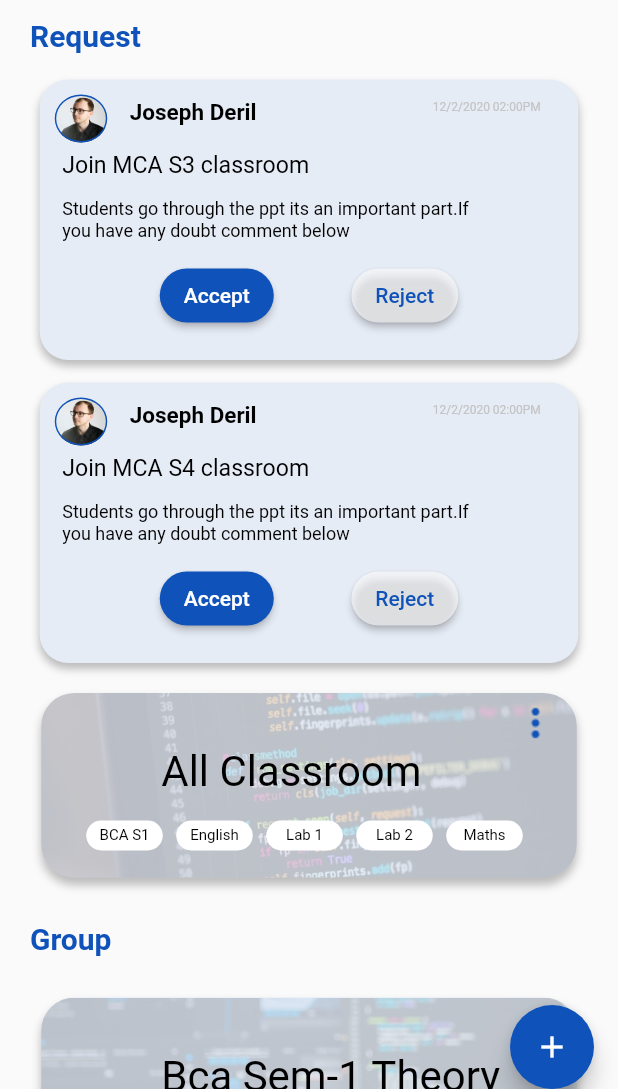
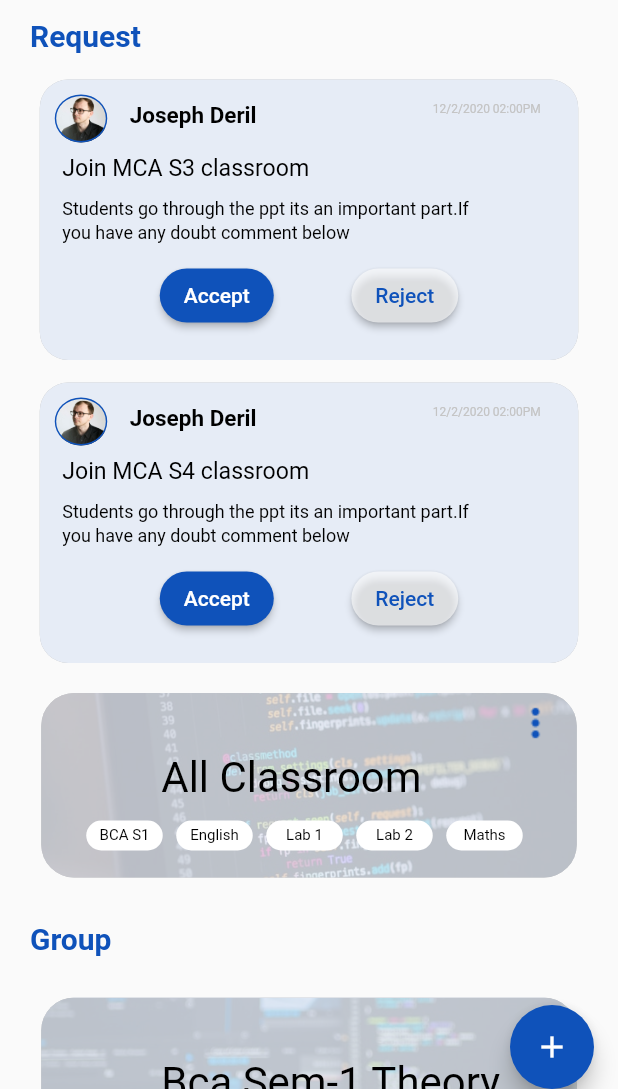
Before and after one commit to HithaHarikumar/Flutter-UI, a Flutter app: the screen it shows after launch, on a phone screen of 412 x 824 dp, the part 147-1236 px from its top. Run offline on Flutter 3.47's test engine with Material 2 defaults, Android fonts, the phone set to English and light mode, and no system bars; Roboto replaces fonts that are missing (Maven Pro).

Commit message:
fixed issues

```diff
--- a/lib/CustomBoxcontainer.dart
+++ b/lib/CustomBoxcontainer.dart
@@ -21,9 +21,7 @@ class CustomBoxcontainer extends StatelessWidget{
                 bottomLeft: Radius.circular(19),
                 bottomRight: Radius.circular(19),),
               boxShadow: [BoxShadow(
-                  color: Color.fromRGBO(0, 0, 0, 0.25),
-                  offset: Offset(0, 4),
-                  blurRadius: 4)],
+                  color: Color.fromRGBO(0, 0, 0, 0.25),)],
               color: Color.fromRGBO(230, 236, 246, 1),)),
         Positioned(
           top: 10,
@@ -51,8 +49,7 @@ class CustomBoxcontainer extends StatelessWidget{
             style: TextStyle(
                 color: Color.fromRGBO(0, 0, 0, 1),
                 fontSize: 15,
-                fontWeight: FontWeight.bold,
-                height: 1),),),
+                fontWeight: FontWeight.bold,),),),
         Positioned(
           top: 15,
           right: 25,
@@ -60,8 +57,7 @@ class CustomBoxcontainer extends StatelessWidget{
             style: TextStyle(
                 color: Color.fromRGBO(196, 196, 196, 1),
                 fontSize: 8,
-                fontWeight: FontWeight.normal,
-                height: 1),),),
+                fontWeight: FontWeight.normal,),),),
         Positioned(
           top: 50,
           left: 15,
@@ -72,8 +68,7 @@ class CustomBoxcontainer extends StatelessWidget{
                 fontFamily: 'Maven Pro',
                 fontSize: 15.435042381286621,
                 letterSpacing: 0 /*percentages not used in flutter. defaulting to zero*/,
-                fontWeight: FontWeight.normal,
-                height: 1),),),
+                fontWeight: FontWeight.normal,),),),
         Positioned(
           top: 80,
           left: 15,
@@ -92,8 +87,7 @@ class CustomBoxcontainer extends StatelessWidget{
             textAlign: TextAlign.left, style: TextStyle(
                 color: Color.fromRGBO(0, 0, 0, 1),
                 fontSize: 12,
-                fontWeight: FontWeight.normal,
-                height: 1),),),
+                fontWeight: FontWeight.normal,),),),
         Positioned(
           top: 120,
           left: 80,
--- a/lib/CustomClass.dart
+++ b/lib/CustomClass.dart
@@ -35,17 +35,13 @@ class CustomClass extends StatelessWidget{
               ),
               boxShadow : [BoxShadow(
                   color: Color.fromRGBO(0, 0, 0, 0.25),
-                  offset: Offset(0,4.53),
-                  blurRadius: 4.53
               )],
               color : Color.fromRGBO(230, 236, 246, 1),
               image : DecorationImage(
                   colorFilter: ColorFilter.mode(Colors.white54.withOpacity(0.2), BlendMode.dstATop),
                   image: AssetImage(image),
                   fit: BoxFit.fitWidth),)
-        ) ,
-      ),
-
+        ) ,),
     Positioned(
     top: 5,
     right: 12.5,
@@ -56,9 +52,7 @@ class CustomClass extends StatelessWidget{
     child: Text(headingtext,
     textAlign: TextAlign.left, style: TextStyle(
     color: Color.fromRGBO(0, 0, 0, 1),
-    fontSize: 28,
-    fontWeight: FontWeight.normal,
-    height: 1),),),
+    fontSize: 28,),),),
     Positioned(
       top: 85,
       left: 30,
--- a/lib/CustomSearch.dart
+++ b/lib/CustomSearch.dart
@@ -25,9 +25,7 @@ class CustomSearch extends StatelessWidget{
                textAlign: TextAlign.left,
                style: TextStyle(
                  color: Color.fromRGBO(15, 82, 186, 1),
-                 fontSize: 16,
-                 letterSpacing: 0,
-                 fontWeight: FontWeight.normal,),),
+                 fontSize: 16,),),
            ),
            Positioned(
              right: 10.0,
--- a/lib/Customsmallbox.dart
+++ b/lib/Customsmallbox.dart
@@ -15,8 +15,7 @@ class Customsmallbox extends StatelessWidget{
            topLeft: Radius.circular(20),
            topRight: Radius.circular(20),
            bottomLeft: Radius.circular(20),
-           bottomRight: Radius.circular(20),
-         ),
+           bottomRight: Radius.circular(20),),
          color : Color.fromRGBO(255, 255, 255, 1),
        ),
        child:
@@ -24,10 +23,7 @@ class Customsmallbox extends StatelessWidget{
          child: Text(text,
            textAlign: TextAlign.left, style: TextStyle(
              color: Color.fromRGBO(0, 0, 0, 1),
-             fontSize: 10,
-             fontWeight: FontWeight.normal,
-             height: 1
-         ),),)
+             fontSize: 10,),),)
    );
   }
 }
--- a/lib/Home.dart
+++ b/lib/Home.dart
@@ -28,9 +28,9 @@ class Home extends  StatelessWidget {
               ),
               centerTitle: true,
               actions: [Padding(
-                 padding: EdgeInsets.all(10.0),
+                 padding: EdgeInsets.all(10),
                    child: Container(
-                  padding: EdgeInsets.all(16.0),
+                  padding: EdgeInsets.all(16),
                   decoration: BoxDecoration(
                     shape: BoxShape.circle,
                     image: DecorationImage(
@@ -41,12 +41,11 @@ class Home extends  StatelessWidget {
               ],),
         body: SizedBox(
               child:  ListView(
-
                 scrollDirection: Axis.vertical,
                 shrinkWrap: true,
                 children: [ Column(
                     children: <Widget>[
-                      Padding(padding: EdgeInsets.symmetric(horizontal: 150,)),
+                      Padding(padding: EdgeInsets.symmetric(horizontal: 150)),
                    CustomSearch(),
                       CustomHeading(text: 'Request'),
                       CustomBoxcontainer(text: 'Join MCA S3 classroom'),
```
Also changed, not shown: lib/CustomCard.dart (+3 -8 lines), lib/CustomsSecondclass.dart (+10 -33 lines).
